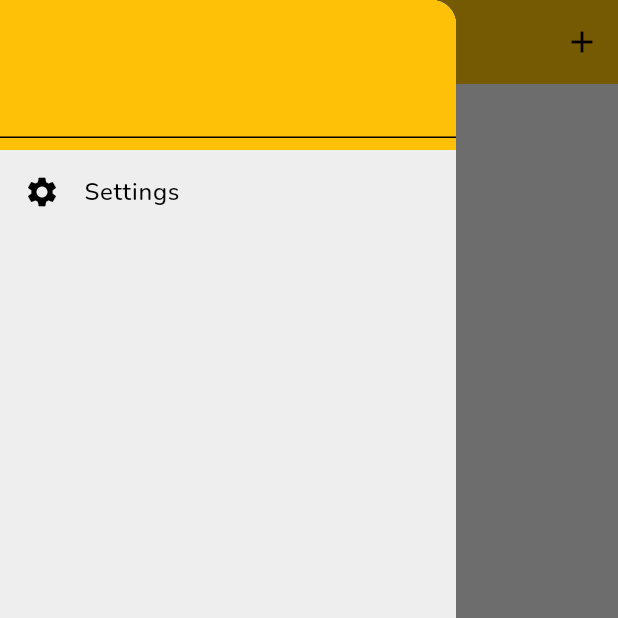
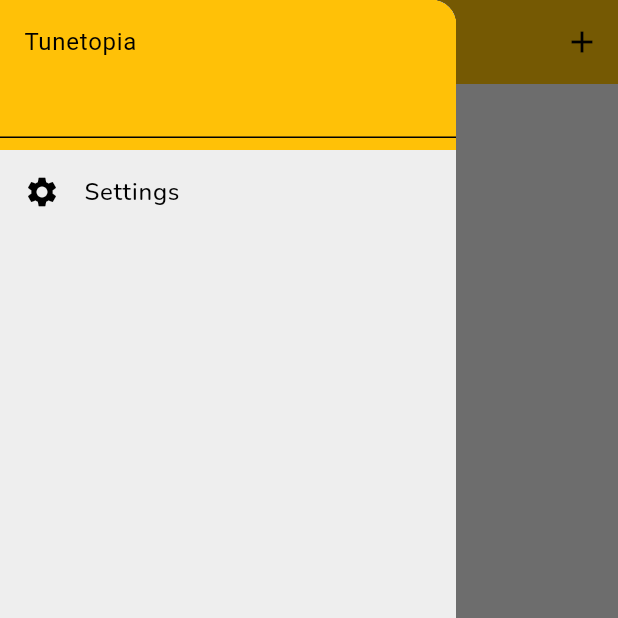
Before and after one commit to AminMemariani/Tunetopia, a Flutter app: the screen it shows after launch, with the side drawer open, on a phone screen of 412 x 824 dp, the top half of it. Run offline on Flutter 3.47's test engine with Material 3 defaults, Android fonts, the phone set to English and light mode, and no system bars; our stand-ins replace file_picker, permission_handler; missing offline and left inert: cached_memory_image, metadata_god.

Commit message:
Updated dependencies in pubspec.lock, improved UI elements in home and song pages, added title to drawer, and enhanced entitlements for macOS build.

```diff
--- a/lib/pages/home.dart
+++ b/lib/pages/home.dart
@@ -32,7 +32,6 @@ class _HomePageState extends State<HomePage> {
                   type: FileType.custom,
                   allowedExtensions: ['mp3', 'wav', 'ogg', 'aac'],
                 );
-                //debugPrint("result: ${result.toString()}");
                 if (context.mounted) {
                   context.read<Songs>().addSongs(result.toString());
                 }
--- a/lib/pages/song_page.dart
+++ b/lib/pages/song_page.dart
@@ -81,7 +81,7 @@ class _SongPageState extends State<SongPage>
             end: Alignment.bottomCenter,
             colors: [
               Theme.of(context).colorScheme.surface,
-              Theme.of(context).colorScheme.primaryContainer.withOpacity(0.3),
+              Theme.of(context).colorScheme.primaryContainer.withAlpha(77),
             ],
           ),
         ),
@@ -105,7 +105,7 @@ class _SongPageState extends State<SongPage>
                             borderRadius: BorderRadius.circular(20),
                             boxShadow: [
                               BoxShadow(
-                                color: Colors.black.withOpacity(0.2),
+                                color: Colors.black.withAlpha(50),
                                 blurRadius: 20,
                                 offset: const Offset(0, 10),
                               ),
--- a/lib/pages/widgets/controls.dart
+++ b/lib/pages/widgets/controls.dart
@@ -17,7 +17,7 @@ class _ControlsState extends State<Controls> {
         Row(
           mainAxisAlignment: MainAxisAlignment.spaceEvenly,
           children: [
-            Text("Start time"),
+            const Text("Start time"),
             Expanded(
               child: SliderTheme(
                 data: SliderTheme.of(context).copyWith(
@@ -45,7 +45,7 @@ class _ControlsState extends State<Controls> {
                         null),
               ),
             ),
-            Text("End time"),
+            const Text("End time"),
           ],
         ),
         Row(
--- a/lib/pages/widgets/my_drawer.dart
+++ b/lib/pages/widgets/my_drawer.dart
@@ -14,7 +14,7 @@ class MyDrawer extends StatelessWidget {
           height: 100,
           color: Theme.of(context).colorScheme.primary,
           child: const DrawerHeader(
-            child: Text(""),
+            child: Text("Tunetopia"),
           ),
         ),
         ListTile(
```
Also changed, not shown: pubspec.lock, 4 other files.
